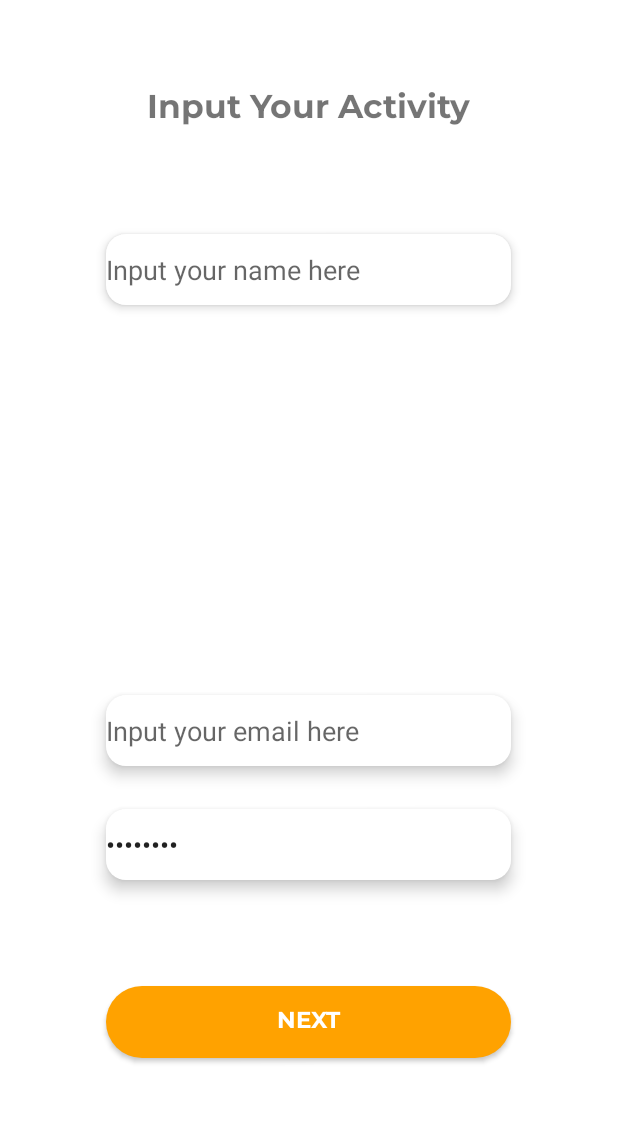
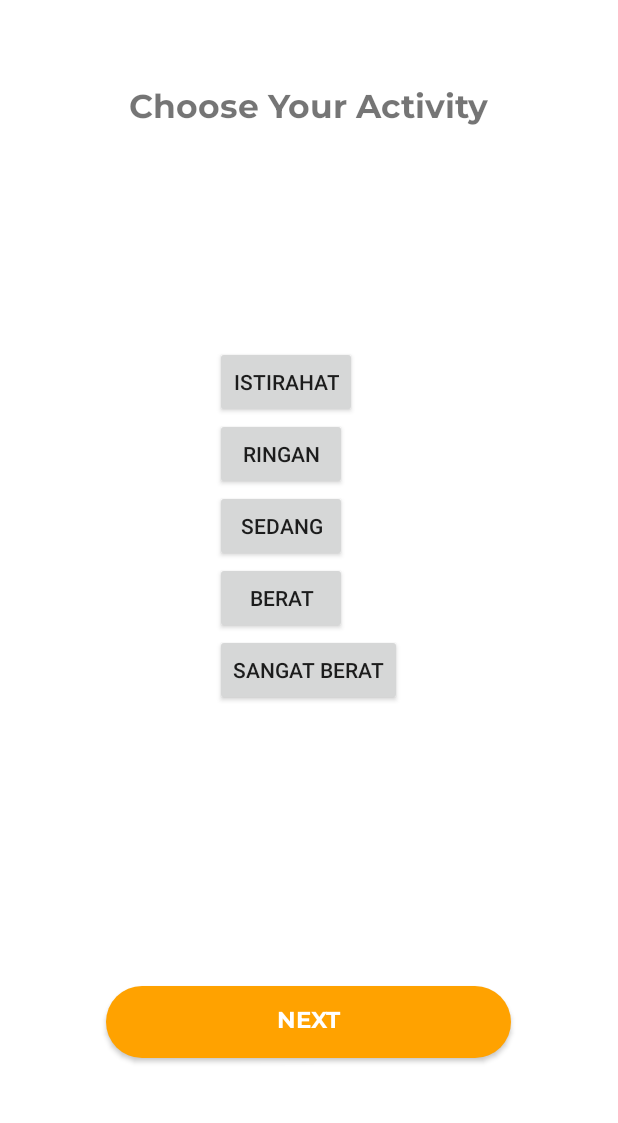
Before and after one commit to dewiiliie07/DiabetterV1, an Android app: the JenisAktivitas screen opened directly, with no data from a screen before it, on a phone screen of 412 x 824 dp, the part 92-1215 px from its top. Run offline under Robolectric (Android 15) with nearby library versions, the phone set to English and light mode, and no system bars.

Commit message:
re-push fixing UI

```diff
--- a/app/src/main/res/layout/activity_jenis_aktivitas.xml
+++ b/app/src/main/res/layout/activity_jenis_aktivitas.xml
@@ -21,48 +21,56 @@
         android:layout_centerHorizontal="true"
         android:layout_marginTop="118dp"
         android:fontFamily="@font/montserrat_bold"
-        android:text="Input Your Activity"
+        android:text="Choose Your Activity"
         android:textSize="22dp" />
 
-    <EditText
-        android:id="@+id/et_name"
-        android:layout_width="270dp"
-        android:layout_height="47dp"
-        android:layout_alignParentTop="true"
-        android:layout_centerHorizontal="true"
-        android:layout_marginTop="217dp"
-        android:background="@drawable/rectangle_edit_text"
-        android:elevation="4dp"
-        android:ems="10"
-        android:hint="Input your name here"
-        android:inputType="textPersonName"/>
+    <RelativeLayout
+        android:layout_width="match_parent"
+        android:layout_height="match_parent"
+        android:gravity="center">
+        <Button
+            android:id="@+id/btn_istirahat"
+            android:layout_width="wrap_content"
+            android:layout_height="wrap_content"
+            android:text="Istirahat"
+            >
+        </Button>
+        <Button
+            android:id="@+id/btn_ringan"
+            android:layout_below="@id/btn_istirahat"
+            android:layout_width="wrap_content"
+            android:layout_height="wrap_content"
+            android:text="Ringan"
+            >
+        </Button>
+        <Button
+            android:id="@+id/btn_sedang"
+            android:layout_below="@id/btn_ringan"
+            android:layout_width="wrap_content"
+            android:layout_height="wrap_content"
+            android:text="Sedang"
+            >
+        </Button>
+        <Button
+            android:id="@+id/btn_berat"
+            android:layout_below="@id/btn_sedang"
+            android:layout_width="wrap_content"
+            android:layout_height="wrap_content"
+            android:text="Berat"
+            >
+        </Button>
+        <Button
+            android:id="@+id/btn_sangat_berat"
+            android:layout_below="@id/btn_berat"
+            android:layout_width="wrap_content"
+            android:layout_height="wrap_content"
+            android:text="Sangat Berat"
+            >
+        </Button>
 
 
-    <EditText
-        android:id="@+id/editText2"
-        android:layout_width="270dp"
-        android:layout_height="wrap_content"
-        android:layout_alignParentBottom="true"
-        android:layout_centerHorizontal="true"
-        android:layout_marginBottom="252dp"
-        android:background="@drawable/rectangle_edit_text"
-        android:elevation="6dp"
-        android:ems="10"
-        android:hint="Input your email here"
-        android:inputType="textPersonName" />
 
-    <EditText
-        android:id="@+id/editText3"
-        android:layout_width="270dp"
-        android:layout_height="wrap_content"
-        android:layout_alignParentBottom="true"
-        android:layout_centerHorizontal="true"
-        android:layout_marginBottom="176dp"
-        android:background="@drawable/rectangle_edit_text"
-        android:elevation="6dp"
-        android:ems="10"
-        android:inputType="textPassword"
-        android:text="password" />
+    </RelativeLayout>
 
     <Button
         android:id="@+id/btn_next_to_term"
```
Also changed, not shown: app/src/main/res/layout/activity_birthdate.xml (+15 -9 lines), app/src/main/res/layout/activity_gender.xml (+27 -19 lines), app/src/main/res/layout/activity_register.xml (+42 -38 lines), app/src/main/res/layout/activity_tall.xml (+21 -15 lines), app/src/main/res/layout/activity_weight.xml (+20 -16 lines), app/src/main/res/drawable/gender_female.png (added), app/src/main/res/drawable/gender_male.png (added).
